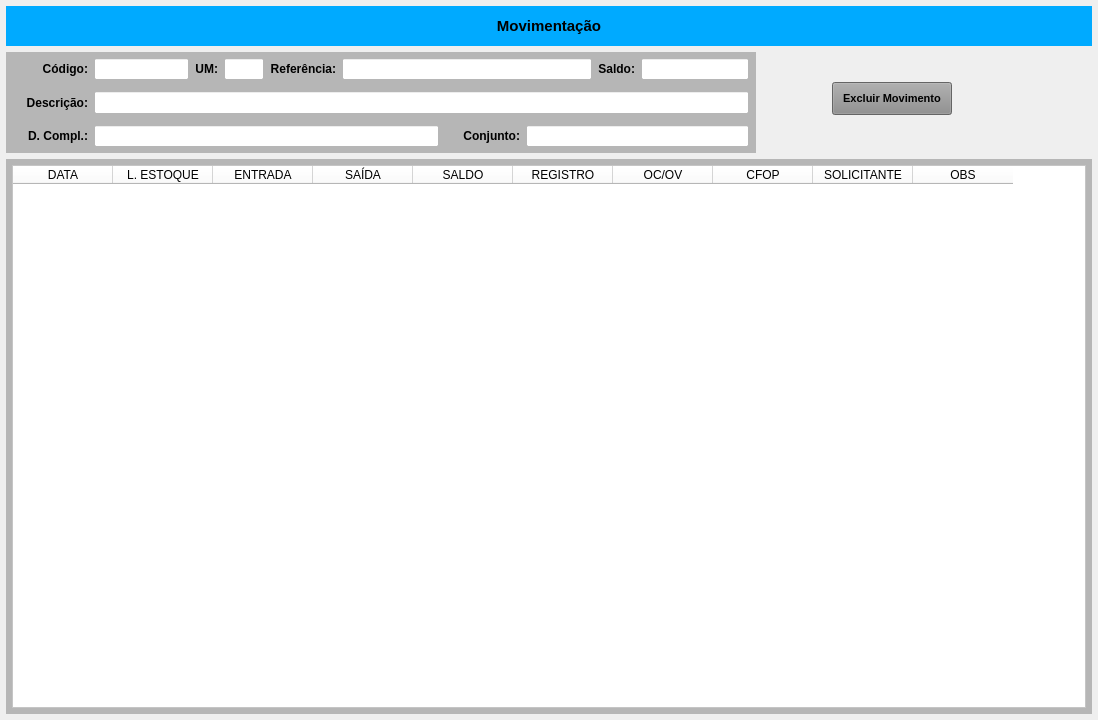
Azevedo84/erp_suzuki, file forms/tela_prod_mov.ui: the form before one commit.
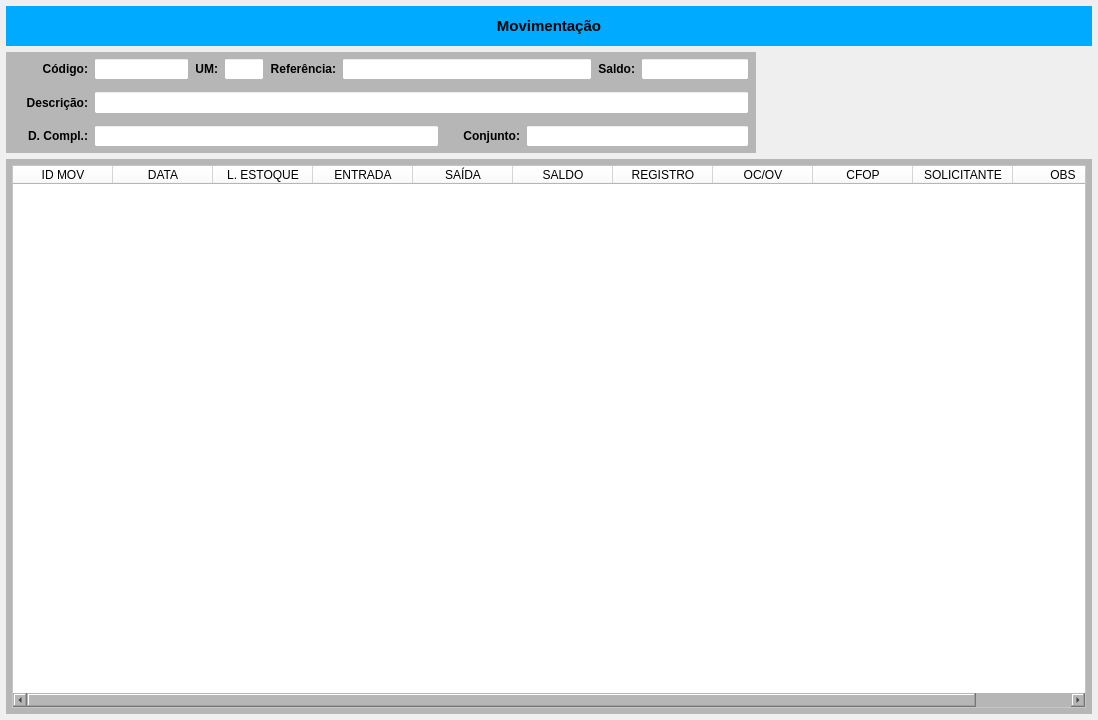
The form after the commit.

Patch:
```diff
--- a/forms/tela_prod_mov.ui
+++ b/forms/tela_prod_mov.ui
@@ -704,70 +704,7 @@
         </widget>
        </item>
        <item>
-        <widget class="QWidget" name="widget_2" native="true">
-         <widget class="QPushButton" name="btn_Excluir">
-          <property name="geometry">
-           <rect>
-            <x>70</x>
-            <y>30</y>
-            <width>120</width>
-            <height>33</height>
-           </rect>
-          </property>
-          <property name="sizePolicy">
-           <sizepolicy hsizetype="Preferred" vsizetype="Preferred">
-            <horstretch>0</horstretch>
-            <verstretch>0</verstretch>
-           </sizepolicy>
-          </property>
-          <property name="minimumSize">
-           <size>
-            <width>120</width>
-            <height>0</height>
-           </size>
-          </property>
-          <property name="maximumSize">
-           <size>
-            <width>120</width>
-            <height>16777215</height>
-           </size>
-          </property>
-          <property name="font">
-           <font>
-            <pointsize>8</pointsize>
-            <weight>75</weight>
-            <bold>true</bold>
-           </font>
-          </property>
-          <property name="cursor">
-           <cursorShape>PointingHandCursor</cursorShape>
-          </property>
-          <property name="layoutDirection">
-           <enum>Qt::LeftToRight</enum>
-          </property>
-          <property name="autoFillBackground">
-           <bool>false</bool>
-          </property>
-          <property name="styleSheet">
-           <string notr="true">background-color: rgb(141, 141, 141);</string>
-          </property>
-          <property name="text">
-           <string>Excluir Movimento</string>
-          </property>
-          <property name="checkable">
-           <bool>false</bool>
-          </property>
-          <property name="autoDefault">
-           <bool>false</bool>
-          </property>
-          <property name="default">
-           <bool>false</bool>
-          </property>
-          <property name="flat">
-           <bool>false</bool>
-          </property>
-         </widget>
-        </widget>
+        <widget class="QWidget" name="widget_2" native="true"/>
        </item>
       </layout>
      </widget>
@@ -809,6 +746,11 @@
          <property name="styleSheet">
           <string notr="true">background-color: rgb(255, 255, 255);</string>
          </property>
+         <column>
+          <property name="text">
+           <string>ID MOV</string>
+          </property>
+         </column>
          <column>
           <property name="text">
            <string>DATA</string>
```
